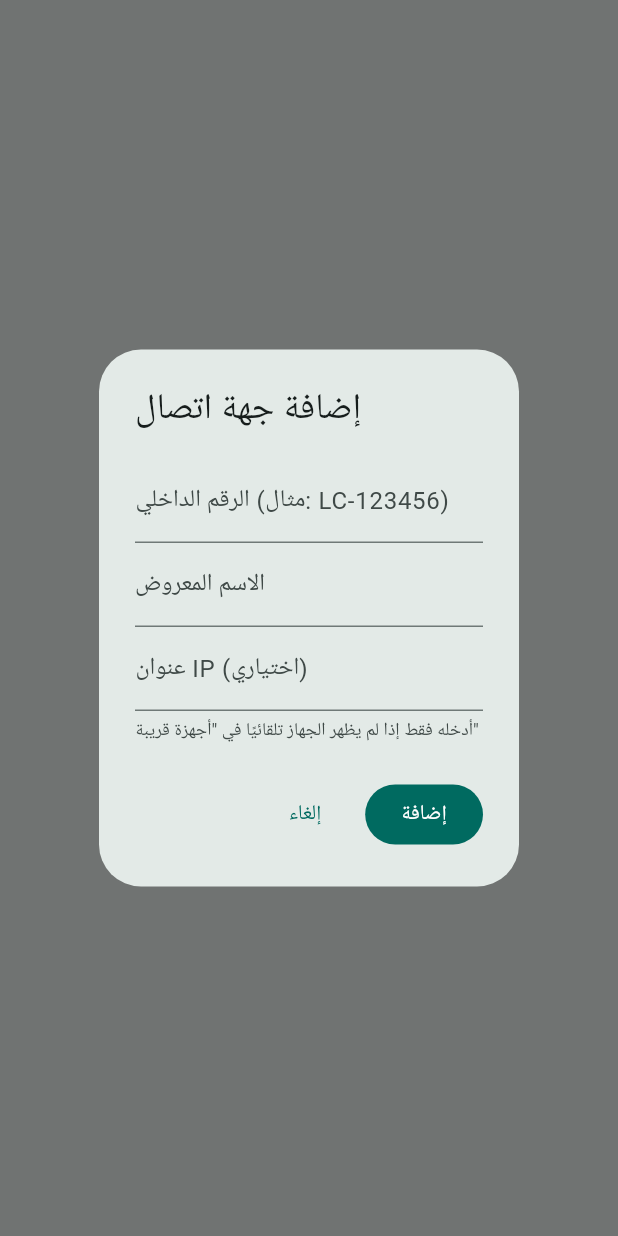
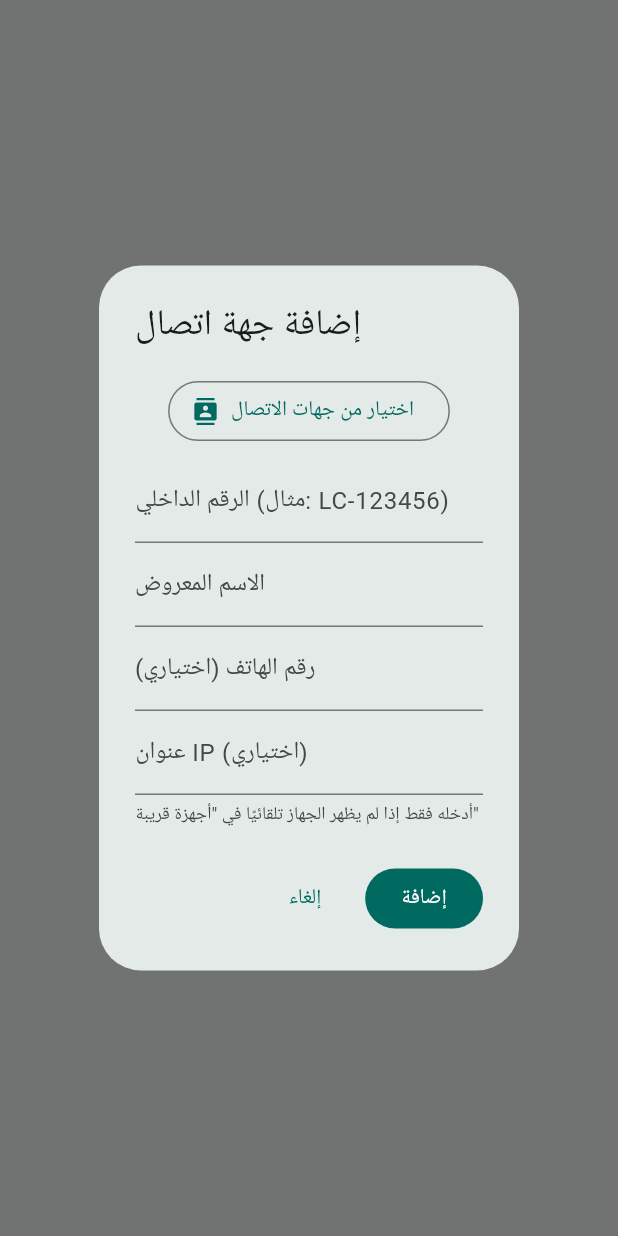
Before and after one commit to sofilover10/local-connect, a Flutter app: what showAddContactDialog() shows on an empty page, opened directly, on a phone screen of 412 x 824 dp. Run offline on Flutter 3.47's test engine with Material 3 defaults, Android fonts, the phone set to English and light mode, and no system bars; our stand-ins replace audioplayers, file_picker, flutter_contacts, hive_flutter, open_filex, package_info_plus and 1 more; missing offline and left inert: record; accounts and stored records are empty; network calls fail.

Commit message:
Navigate to chat after Bluetooth connect; pick contact from phone book
Tapping a discovered Bluetooth device now waits for the identity
handshake reply and opens the resulting chat directly, instead of
leaving the user to find the new contact manually. Re-tapping an
already-connected device jumps straight to its existing conversation.

Add Contact dialog now has a "pick from phone contacts" button that
prefills the display name and phone number via the native contact
picker (no broad contacts permission needed for this path).

Co-Authored-By: Claude Sonnet 5 <noreply@anthropic.com>

```diff
--- a/lib/local_connect/screens/add_contact_dialog.dart
+++ b/lib/local_connect/screens/add_contact_dialog.dart
@@ -1,6 +1,7 @@
 import 'dart:io';
 
 import 'package:flutter/material.dart';
+import 'package:flutter_contacts/flutter_contacts.dart' as fc;
 
 import '../app_scope.dart';
 import 'chat_screen.dart';
@@ -12,21 +13,47 @@ import 'chat_screen.dart';
 /// (مثلًا بسبب إعدادات شبكة تمنع بث الاكتشاف)، يمكن إدخال عنوانه المحلي
 /// يدويًا (يظهر في إعدادات Wi-Fi على جهازه، أو في شاشة "فحص الأخطاء" هنا)
 /// لإرسال الرسائل مباشرة إليه رغم ذلك.
+///
+/// زر "اختيار من جهات الاتصال" يملأ الاسم ورقم الهاتف تلقائيًا من دفتر
+/// جهات اتصال الهاتف الفعلي — لكنه **لا** يكتشف رقمه الداخلي تلقائيًا: لا
+/// يوجد خادم مركزي يربط أرقام الهواتف بأرقام LocalConnect (بخلاف واتساب
+/// مثلًا)، فيبقى إدخال الرقم الداخلي (أو اكتشافه عبر Wi-Fi/بلوتوث) ضروريًا.
 Future<void> showAddContactDialog(BuildContext context) async {
   final numberController = TextEditingController();
   final nameController = TextEditingController();
+  final phoneController = TextEditingController();
   final addressController = TextEditingController();
   final formKey = GlobalKey<FormState>();
+
+  Future<void> pickFromPhoneContacts(BuildContext dialogContext) async {
+    try {
+      final picked = await fc.FlutterContacts.openExternalPick();
+      if (picked == null) return;
+      nameController.text = picked.displayName;
+      if (picked.phones.isNotEmpty) phoneController.text = picked.phones.first.number;
+    } catch (error) {
+      if (!dialogContext.mounted) return;
+      ScaffoldMessenger.of(dialogContext)
+          .showSnackBar(SnackBar(content: Text('تعذّر فتح جهات الاتصال: $error')));
+    }
+  }
 
   final result = await showDialog<bool>(
     context: context,
     builder: (context) => AlertDialog(
       title: const Text('إضافة جهة اتصال'),
-      content: Form(
+      content: SingleChildScrollView(
+        child: Form(
           key: formKey,
           child: Column(
             mainAxisSize: MainAxisSize.min,
             children: [
+              OutlinedButton.icon(
+                onPressed: () => pickFromPhoneContacts(context),
+                icon: const Icon(Icons.contacts),
+                label: const Text('اختيار من جهات الاتصال'),
+              ),
+              const SizedBox(height: 8),
               TextFormField(
                 controller: numberController,
                 decoration: const InputDecoration(labelText: 'الرقم الداخلي (مثال: LC-123456)'),
@@ -37,6 +64,11 @@ Future<void> showAddContactDialog(BuildContext context) async {
                 controller: nameController,
                 decoration: const InputDecoration(labelText: 'الاسم المعروض'),
                 validator: (value) => (value == null || value.trim().isEmpty) ? 'أدخل اسمًا' : null,
+              ),
+              TextFormField(
+                controller: phoneController,
+                decoration: const InputDecoration(labelText: 'رقم الهاتف (اختياري)'),
+                keyboardType: TextInputType.phone,
               ),
               TextFormField(
                 controller: addressController,
@@ -54,6 +86,7 @@ Future<void> showAddContactDialog(BuildContext context) async {
             ],
           ),
         ),
+      ),
       actions: [
         TextButton(onPressed: () => Navigator.pop(context, false), child: const Text('إلغاء')),
         FilledButton(
@@ -69,9 +102,11 @@ Future<void> showAddContactDialog(BuildContext context) async {
   if (result != true || !context.mounted) return;
 
   final manualAddress = addressController.text.trim();
+  final phoneNumber = phoneController.text.trim();
   final conversation = await AppScope.of(context).addContact(
     internalNumber: numberController.text.trim(),
     displayName: nameController.text.trim(),
+    phoneNumber: phoneNumber.isEmpty ? null : phoneNumber,
     manualAddress: manualAddress.isEmpty ? null : manualAddress,
   );
 
--- a/pubspec.yaml
+++ b/pubspec.yaml
@@ -1,7 +1,7 @@
 name: local_connect
 description: "تطبيق مراسلة يعمل أوفلاين على الشبكة المحلية وأونلاين عبر الإنترنت، بأرقام داخلية أو أرقام هاتف."
 publish_to: 'none'
-version: 0.5.0+7
+version: 0.6.0+8
 
 environment:
   sdk: ^3.12.2
```
Also changed, not shown: lib/local_connect/screens/bluetooth_tab.dart (+62 -9 lines). Lines whose indentation alone changed are shown as unchanged.
